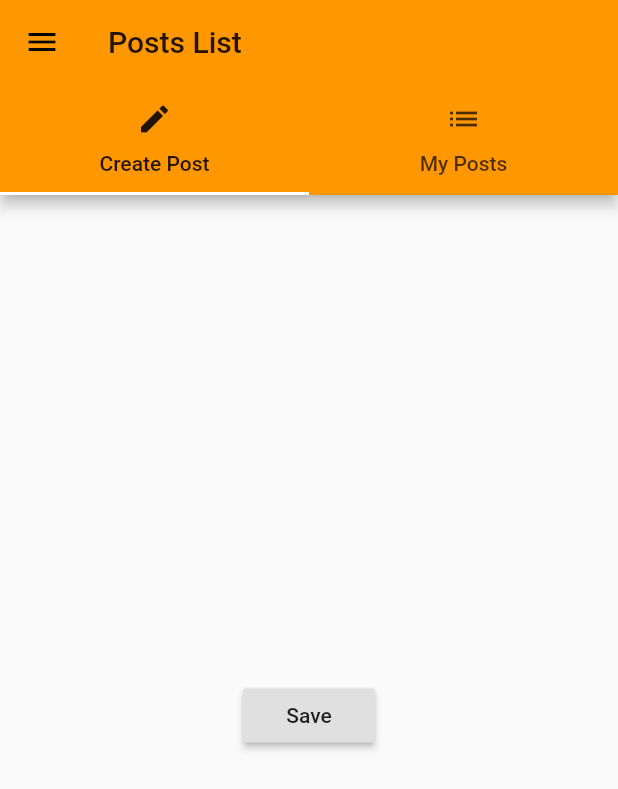
After one commit to kziechmann/Flutter_UMF, a Flutter app: the screen it shows after launch, in the side drawer, after a tap on "Add Post", on a phone screen of 412 x 824 dp. The commit adds this screen. Shown: the top 789 px of the screen. Run offline on Flutter 3.47's test engine with Material 2 defaults, Android fonts, the phone set to English and light mode, and no system bars.

```diff
--- a/lib/main.dart
+++ b/lib/main.dart
@@ -1,9 +1,34 @@
 import 'package:flutter/material.dart';
 import './pages/auth.dart';
+import './pages/post.dart';
+import './pages/posts.dart';
+import './pages/admin.dart';
+
 
 void main() => runApp(MyApp());
 
-class MyApp extends StatelessWidget {
+class MyApp extends StatefulWidget {
+  @override
+  State<StatefulWidget> createState() {
+    return _MyApp();
+  }
+}
+
+class _MyApp extends State<MyApp>{
+  final List<Map<String,String>> _posts = [];
+
+   void _addPost(Map<String, String> post) {
+    setState(() {
+      _posts.add(post);
+    });
+  }
+
+   void _removePost(int index) {
+    setState(() {
+      _posts.removeAt(index);
+    });
+  }
+
   @override
   Widget build(BuildContext context) {
     return MaterialApp(
@@ -13,7 +38,31 @@ class MyApp extends StatelessWidget {
         accentColor: Colors.orange,
 
       ),
-      home: AuthPage(),
+      routes: {
+        '/': (BuildContext context) => PostsPage(_posts, _addPost, _removePost),
+        '/admin': (BuildContext context) => PostsAdminPage(),
+      },
+      onGenerateRoute: (RouteSettings settings){
+        final List<String> pathElements = settings.name.split('/');
+
+        if (pathElements[0] != ''){
+          return null;
+        }
+         if (pathElements[1] == 'post') {
+          final int index = int.parse(pathElements[2]);
+          return MaterialPageRoute<bool>(
+                        builder: (BuildContext context) => PostPage(
+                            _posts[index]['title'], _posts[index]['image']),
+                      );
+
+        }
+        return null;
+      },
+      onUnknownRoute: (RouteSettings settings) {
+        return MaterialPageRoute(
+            builder: (BuildContext context) =>
+                PostsPage(_posts, _addPost, _removePost));
+      },
     );
   }
 }
--- /dev/null
+++ b/lib/pages/admin.dart
@@ -0,0 +1,46 @@
+import 'package:flutter/material.dart';
+import './posts.dart';
+import 'postList.dart';
+import 'createPost.dart';
+
+class PostsAdminPage extends StatelessWidget {
+  @override
+  Widget build(BuildContext context) {
+    return DefaultTabController(
+      length: 2,
+      child: Scaffold(
+      drawer: Drawer(
+        child: Column(
+          children: <Widget>[
+            AppBar(
+              automaticallyImplyLeading: false,
+              title: Text("Choose"),
+            ),
+            ListTile(
+              title: Text("Insta-Photo"),
+              onTap: () {
+                 Navigator.pushReplacementNamed(
+                context,
+                '/');
+              },
+            )
+          ],
+        ),
+      ),
+      appBar: AppBar(
+        title: Text('Posts List'),
+        bottom: TabBar(tabs: <Widget>[
+                Tab(icon: Icon(Icons.create), text: 'Create Post'),
+                Tab(icon: Icon(Icons.list), text: 'My Posts'),
+              ]),
+      ),
+      body: TabBarView(
+        children: <Widget>[
+          CreatePostsPage(),
+          PostListPage(),
+        ],
+        ),
+      )
+    );
+  }
+}
--- a/lib/pages/auth.dart
+++ b/lib/pages/auth.dart
@@ -13,11 +13,9 @@ class AuthPage extends StatelessWidget{
           child: RaisedButton(
             child:Text('Login'),
             onPressed: () {
-              Navigator.pushReplacement(
+              Navigator.pushReplacementNamed(
                 context,
-                MaterialPageRoute(
-                  builder: (BuildContext context) => PostsPage()),
-                );
+                '/');
             },
           ),
         ),
--- /dev/null
+++ b/lib/pages/createPost.dart
@@ -0,0 +1,21 @@
+import 'package:flutter/material.dart';
+
+class CreatePostsPage extends StatelessWidget {
+  @override
+  Widget build(BuildContext context) {
+    return Center(
+      child: RaisedButton(
+        child: Text('Save'),
+        onPressed: () {
+          showModalBottomSheet(
+              context: context,
+              builder: (BuildContext context) {
+                return Center(
+                  child: Text('This is a Modal!'),
+                );
+              });
+        },
+      ),
+    );
+  }
+}
--- /dev/null
+++ b/lib/pages/postList.dart
@@ -0,0 +1,8 @@
+import 'package:flutter/material.dart';
+
+class PostListPage extends StatelessWidget {
+  @override
+  Widget build(BuildContext context) {
+    return Center(child: Text('create products'),);
+  }
+}
--- a/lib/pages/posts.dart
+++ b/lib/pages/posts.dart
@@ -1,15 +1,30 @@
 import 'package:flutter/material.dart';
 import '../post_manager.dart';
 
+class PostsPage extends StatelessWidget {
+  final List<Map<String, String>> posts;
+  final Function addPost;
+  final Function removePost;
 
-class PostsPage extends StatelessWidget{
+  PostsPage(this.posts, this.addPost, this.removePost);
+
   @override
-    Widget build(BuildContext context) {
-      return Scaffold(
-        appBar: AppBar(
-        leading :IconButton(
-            icon: Icon(Icons.child_care),
+  Widget build(BuildContext context) {
+    return Scaffold(
+      drawer: Drawer(
+        child: Column(children: <Widget>[
+          AppBar(
+            automaticallyImplyLeading: false,
+            title: Text('Choose'),
           ),
+          ListTile(title: Text('Manage Posts'), onTap: () {
+            Navigator.pushReplacementNamed(
+                context,
+                '/admin');
+          }),
+        ]),
+      ),
+      appBar: AppBar(
         title: Text('Insta-photo'),
         actions: <Widget>[
           IconButton(
@@ -24,7 +39,7 @@ class PostsPage extends StatelessWidget{
           ),
         ],
       ),
-        body: PostManager(),
-      );
-    }
+      body: PostManager(posts, addPost, removePost),
+    );
+  }
 }
--- /dev/null
+++ b/lib/post_control.dart
@@ -0,0 +1,19 @@
+
+import 'package:flutter/material.dart';
+
+class PostControl extends StatelessWidget {
+  final Function addPost;
+
+  PostControl(this.addPost);
+
+    @override
+  Widget build(BuildContext context) {
+    return RaisedButton(
+            color: Theme.of(context).primaryColor,
+            onPressed: () {
+              addPost({'title': 'MountainPost', 'image': 'assets/mountains.jpg'});
+            },
+            child: Text('Add Post'),
+          );
+  }
+}
```
Also changed, not shown: lib/pages/post.dart (+27 -1 lines), lib/post_manager.dart (+8 -47 lines), lib/posts.dart (+2 -5 lines).
